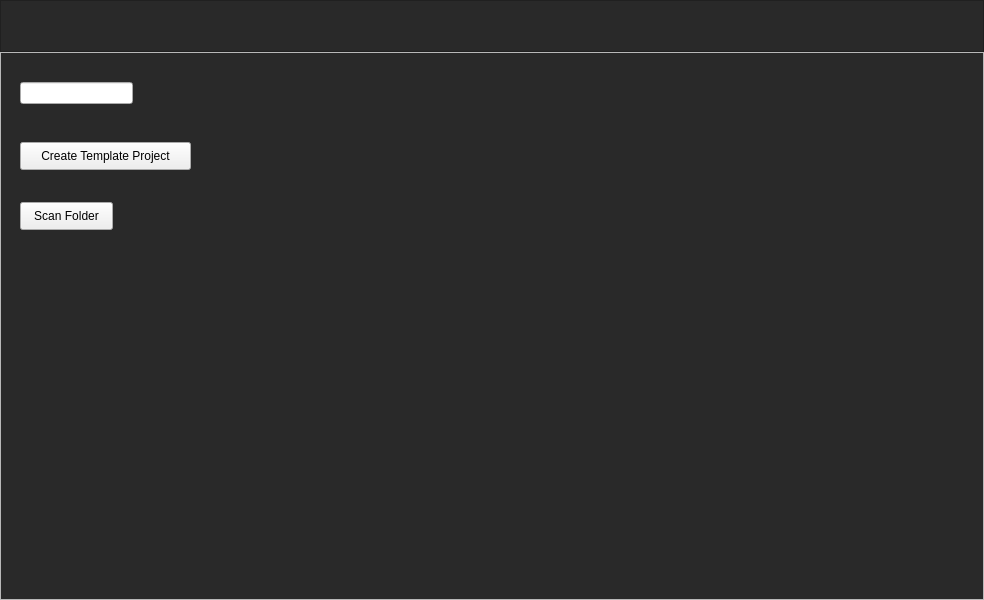
This is app/design/edit_window.ui in KrazyManJ/templatoron as Qt 5 draws it before an edit. The edited form follows.
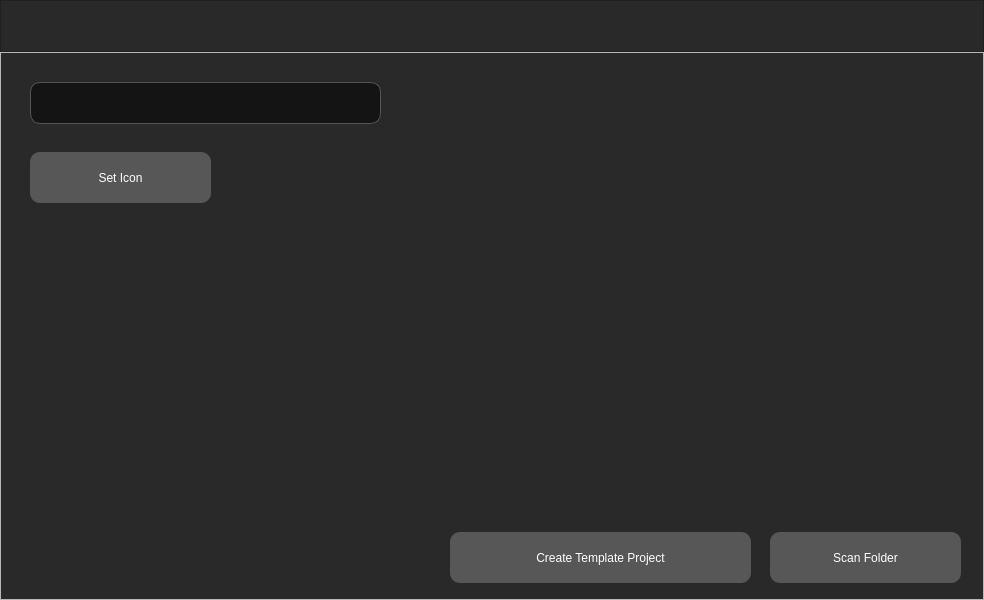
This is the edited form.

Commit message: Updated design, added set icon feature in edit window

Diff of the .ui file:
```diff
--- a/app/design/edit_window.ui
+++ b/app/design/edit_window.ui
@@ -27,6 +27,28 @@
 	background: #292929;
 	min-height: 50px;
 	max-height: 50px;
+}
+#EditContent QPushButton {
+	padding: 10px;
+	min-width: 100px;
+	font: 15pt &quot;Inter&quot;;
+	background: #575757;
+	border-radius: 10px;
+	color: white;
+}
+#TemplateNameFrame {
+	background: #141414;
+	max-height: 40px;
+	min-height: 40px;
+	border-radius: 10px;
+	border: 1px solid #555;
+}
+QLineEdit {
+	background: transparent;
+	border: none;
+	font: 10pt &quot;Fira Code&quot;;
+	color: #ccc;
+	selection-background-color: #555;
 }</string>
   </property>
   <layout class="QVBoxLayout" name="verticalLayout">
@@ -66,10 +88,10 @@
      <widget class="QPushButton" name="CreateTemplateProjectButton">
       <property name="geometry">
        <rect>
-        <x>20</x>
-        <y>90</y>
-        <width>171</width>
-        <height>28</height>
+        <x>450</x>
+        <y>480</y>
+        <width>301</width>
+        <height>51</height>
        </rect>
       </property>
       <property name="text">
@@ -79,24 +101,60 @@
      <widget class="QPushButton" name="ScanFolderButton">
       <property name="geometry">
        <rect>
-        <x>20</x>
-        <y>150</y>
-        <width>93</width>
-        <height>28</height>
+        <x>770</x>
+        <y>480</y>
+        <width>191</width>
+        <height>51</height>
        </rect>
       </property>
       <property name="text">
        <string>Scan Folder</string>
       </property>
      </widget>
-     <widget class="QLineEdit" name="TemplateNameEdit">
+     <widget class="QFrame" name="TemplateNameFrame">
       <property name="geometry">
        <rect>
-        <x>20</x>
+        <x>30</x>
         <y>30</y>
-        <width>113</width>
-        <height>22</height>
+        <width>351</width>
+        <height>42</height>
        </rect>
+      </property>
+      <property name="frameShape">
+       <enum>QFrame::StyledPanel</enum>
+      </property>
+      <property name="frameShadow">
+       <enum>QFrame::Raised</enum>
+      </property>
+      <layout class="QHBoxLayout" name="horizontalLayout">
+       <property name="leftMargin">
+        <number>5</number>
+       </property>
+       <property name="topMargin">
+        <number>5</number>
+       </property>
+       <property name="rightMargin">
+        <number>5</number>
+       </property>
+       <property name="bottomMargin">
+        <number>5</number>
+       </property>
+       <item>
+        <widget class="QLineEdit" name="TemplateNameEdit"/>
+       </item>
+      </layout>
+     </widget>
+     <widget class="QPushButton" name="SetIconButton">
+      <property name="geometry">
+       <rect>
+        <x>30</x>
+        <y>100</y>
+        <width>181</width>
+        <height>51</height>
+       </rect>
+      </property>
+      <property name="text">
+       <string>Set Icon</string>
       </property>
      </widget>
     </widget>
```
The commit also changes 7 other files.
